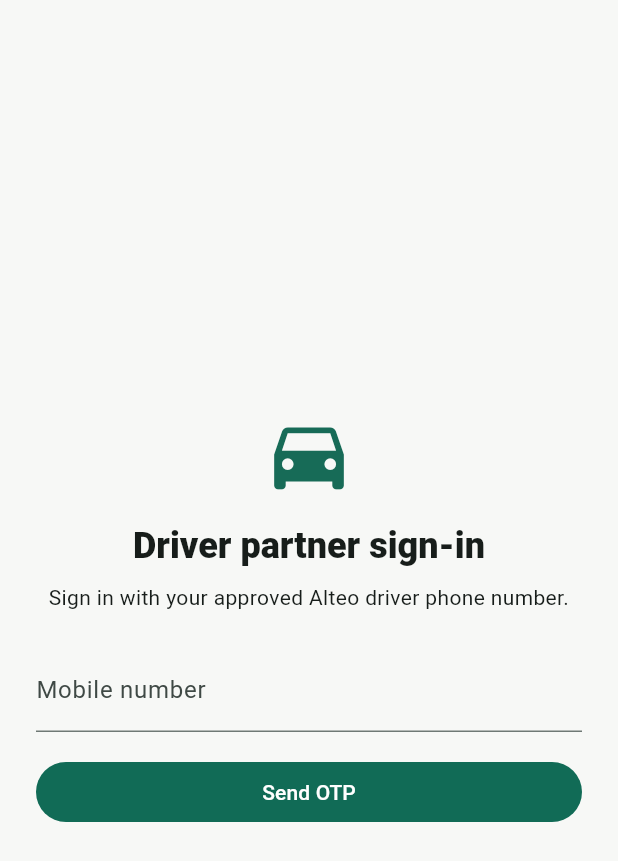
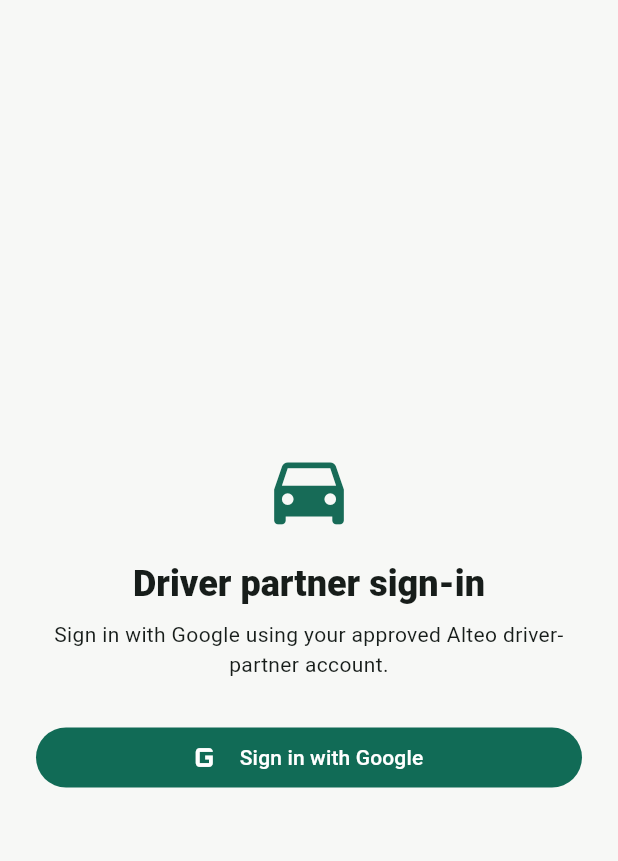
Before and after one commit to mauryasujeet698-svg/Alteo, a Flutter app: the _LoginScreen screen opened directly with empty values, on a phone screen of 412 x 824 dp. Shown: the top 861 px of the screen. Run offline on Flutter 3.47's test engine with Material 3 defaults, Android fonts, the phone set to English and light mode, and no system bars; our stand-ins replace supabase_flutter; missing offline and left inert: mapbox_maps_flutter; accounts and stored records are empty.

Commit message:
Use Google-only sign-in across Alteo apps

```diff
--- a/apps/driver_partner/lib/main.dart
+++ b/apps/driver_partner/lib/main.dart
@@ -69,63 +69,71 @@
 }
 
 class _LoginScreen extends StatefulWidget {
-  const _LoginScreen({required this.client});
+  const _LoginScreen({super.key, required this.client});
   final SupabaseClient client;
   @override
-  State<_LoginScreen> createState() => _LoginScreenState();
+  State<_LoginScreen> createState() => __LoginScreenState();
 }
-class _LoginScreenState extends State<_LoginScreen> {
-  final _phone = TextEditingController(), _otp = TextEditingController();
-  bool _sent = false, _busy = false;
+class __LoginScreenState extends State<_LoginScreen> {
+  bool _busy = false;
   String? _error;
-  @override
-  void dispose() { _phone.dispose(); _otp.dispose(); super.dispose(); }
-  Future<void> _submit() async {
-    final phone = _phone.text.trim();
-    if (!_sent && !RegExp(r'^\+[1-9]\d{7,14}$').hasMatch(phone)) {
-      setState(() => _error = 'Enter phone with country code, e.g. +919876543210.'); return;
-    }
-    if (_sent && !RegExp(r'^\d{6}$').hasMatch(_otp.text.trim())) {
-      setState(() => _error = 'Enter the six-digit code.'); return;
-    }
+
+  Future<void> _googleSignIn() async {
     setState(() { _busy = true; _error = null; });
     try {
-      if (!_sent) {
-        await widget.client.auth.signInWithOtp(phone: phone);
-        if (mounted) setState(() => _sent = true);
-      } else {
-        await widget.client.auth.verifyOTP(phone: phone, token: _otp.text.trim(), type: OtpType.sms);
-      }
+      await widget.client.auth.signInWithOAuth(
+        OAuthProvider.google,
+        redirectTo: 'alteo://login-callback',
+      );
     } on AuthException catch (e) {
       if (mounted) setState(() => _error = e.message);
     } catch (_) {
-      if (mounted) setState(() => _error = 'Sign-in failed. Check SMS provider settings.');
-    } finally { if (mounted) setState(() => _busy = false); }
+      if (mounted) setState(() => _error = 'Google sign-in could not start. Check that Google is enabled in Supabase Auth and the Alteo redirect URL is allowed.');
+    } finally {
+      if (mounted) setState(() => _busy = false);
+    }
   }
+
   @override
-  Widget build(BuildContext context) => Scaffold(body: SafeArea(child: Center(child: SingleChildScrollView(
-    padding: const EdgeInsets.all(24), child: ConstrainedBox(constraints: const BoxConstraints(maxWidth: 420),
-      child: Column(crossAxisAlignment: CrossAxisAlignment.stretch, children: [
-        const Icon(Icons.directions_car, size: 62, color: Color(0xFF176B57)),
-        const SizedBox(height: 14), Text('Driver partner sign-in', textAlign: TextAlign.center,
-          style: Theme.of(context).textTheme.headlineSmall?.copyWith(fontWeight: FontWeight.w800)),
-        const SizedBox(height: 8), const Text('Sign in with your approved Alteo driver phone number.', textAlign: TextAlign.center),
-        const SizedBox(height: 24),
-        TextField(controller: _phone, keyboardType: TextInputType.phone,
-          decoration: const InputDecoration(labelText: 'Mobile number', hintText: '+919876543210')),
-        if (_sent) ...[
-          const SizedBox(height: 12), TextField(controller: _otp, keyboardType: TextInputType.number, maxLength: 6,
-            decoration: const InputDecoration(labelText: 'SMS code')),
-        ],
-        if (_error != null) Padding(padding: const EdgeInsets.only(top: 10), child: Text(_error!, style: TextStyle(color: Theme.of(context).colorScheme.error))),
-        const SizedBox(height: 16),
-        FilledButton(onPressed: _busy ? null : _submit, child: _busy
-          ? const SizedBox(width: 20, height: 20, child: CircularProgressIndicator(strokeWidth: 2))
-          : Text(_sent ? 'Verify and continue' : 'Send OTP')),
-        if (_sent) TextButton(onPressed: _busy ? null : () => setState(() { _sent = false; _otp.clear(); _error = null; }), child: const Text('Change mobile number')),
-      ]),
+  Widget build(BuildContext context) => Scaffold(
+    body: SafeArea(
+      child: Center(
+        child: SingleChildScrollView(
+          padding: const EdgeInsets.all(24),
+          child: ConstrainedBox(
+            constraints: const BoxConstraints(maxWidth: 420),
+            child: Column(
+              mainAxisSize: MainAxisSize.min,
+              crossAxisAlignment: CrossAxisAlignment.stretch,
+              children: [
+                Icon(Icons.directions_car, size: 62, color: const Color(0xFF176B57)),
+                const SizedBox(height: 16),
+                Text("Driver partner sign-in", textAlign: TextAlign.center,
+                  style: Theme.of(context).textTheme.headlineSmall?.copyWith(fontWeight: FontWeight.w800)),
+                const SizedBox(height: 8),
+                const Text("Sign in with Google using your approved Alteo driver-partner account.", textAlign: TextAlign.center),
+                const SizedBox(height: 28),
+                FilledButton.icon(
+                  onPressed: _busy ? null : _googleSignIn,
+                  icon: const Icon(Icons.g_mobiledata, size: 30),
+                  label: const Text('Sign in with Google'),
+                ),
+                if (_busy) const Padding(
+                  padding: EdgeInsets.only(top: 16),
+                  child: Center(child: CircularProgressIndicator()),
+                ),
+                if (_error != null) Padding(
+                  padding: const EdgeInsets.only(top: 16),
+                  child: Text(_error!, textAlign: TextAlign.center,
+                    style: TextStyle(color: Theme.of(context).colorScheme.error)),
+                ),
+              ],
+            ),
+          ),
+        ),
+      ),
     ),
-  ))));
+  );
 }
 
 class _RoleGate extends StatefulWidget {
```
